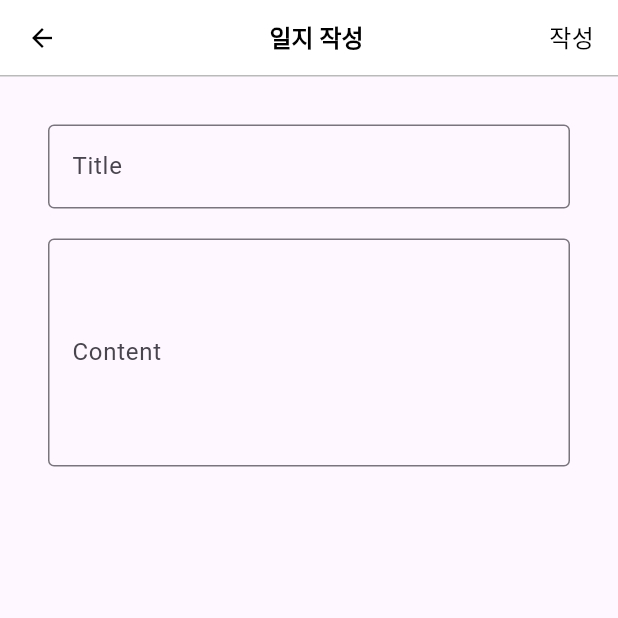
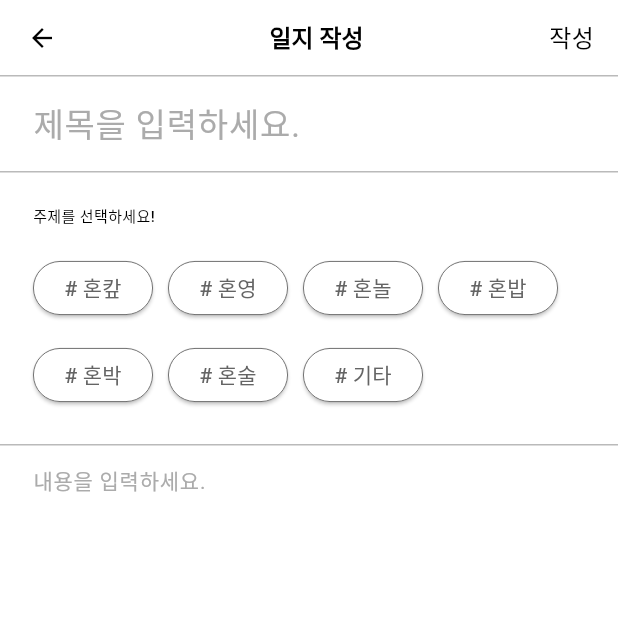
Before and after one commit to 2024yeso/Naholo, a Flutter app: the DiaryWriting screen opened directly, on a phone screen of 412 x 824 dp, the top half of it. Run offline on Flutter 3.47's test engine with Material 3 defaults, Android fonts, the phone set to English and light mode, and no system bars; our stand-ins replace firebase_auth, firebase_core, flutter_svg, fluttertoast, google_sign_in; missing offline and left inert: o3d; accounts and stored records are empty.

Commit message:
feat: something

```diff
--- a/nahollo_ysj/lib/diary/diary_comment.dart
+++ b/nahollo_ysj/lib/diary/diary_comment.dart
@@ -205,3 +205,6 @@ class DiaryComment extends StatelessWidget {
     );
   }
 }
+
+// 답글 기능 구현
+// 글쓴이 표시 구현
--- a/nahollo_ysj/lib/diary/diary_main.dart
+++ b/nahollo_ysj/lib/diary/diary_main.dart
@@ -34,14 +34,16 @@ class _DiaryMainState extends State<DiaryMain> {
       content: '생각이 많은 건 말이야\n당연히 해야 할 일이야\n나에겐 우리가 지금 1순위야\n안전한 유리병을 핑계로\n바람을 가둬 둔 것 같지만\n\n기억나? 그날의 우리가\n잡았던 그 손엔 말이야\n설레임보다 커다란 믿음이 담겨서\n난 함박웃음을 지었지만\n울음이 날 것도 같았어\n소중한 건 언제나 두려움이니까\n\n문을 열면 들리던 목소리\n너로 인해 변해있던 따뜻한 공기\n여전히 자신 없지만 안녕히\n\n저기, 사라진 별의 자리\n아스라이 하얀 빛\n한동안은 꺼내 볼 수 있을 거야\n아낌없이 반짝인 시간은\n조금씩 옅어져 가더라도\n너와 내 맘에 살아 숨 쉴테니\n\n여긴, 서로의 끝이 아닌\n새로운 길 모퉁이\n익숙함에 진심을 속이지 말자\n하나 둘 추억이 떠오르면\n많이 많이 그리워할 거야\n고마웠어요 그래도 이제는\n사건의 지평선 너머로\n\n솔직히 두렵기도 하지만\n노력은 우리에게 정답이 아니라서\n마지막 선물은 산뜻한 안녕\n\n저기, 사라진 별의 자리\n아스라이 하얀 빛\n한동안은 꺼내 볼 수 있을 거야\n아낌없이 반짝인 시간은\n조금씩 옅어져 가더라도\n너와 내맘에 살아 숨 쉴 테니\n\n여긴, 서로의 끝이 아닌\n새로운 길 모퉁이\n익숙함에 진심을 속이지 말자\n하나 둘 추억이 떠오르면\n많이 많이 그리워할 거야\n고마웠어요 그래도 이제는\n사건의 지평선 너머로\n\n저기 사라진 별의 자리 아스라이 하얀 빛\n한동안은 꺼내 볼 수 있을 거야\n아낌없이 반짝인 시간은\n조금씩 옅어져 가더라도\n너와 내 맘에 살아 숨 쉴 테니\n\n여긴, 서로의 끝이 아닌\n새로운 길 모퉁이\n익숙함에 진심을 속이지 말자\n하나 둘 추억이 떠오르면\n많이 많이 그리워할 거야\n고마웠어요 그래도 이제는\n사건의 지평선 너머로\n\n사건의 지평선 너머로',
       hot: 9,
       subscribe: true,
+      hotted: true,
     ),
     DiaryPostList(
-      author: '샐러드',
+      author: '최은서',
       createdAt: DateTime.now().subtract(Duration(days: 3)),
-      title: '자취생 꿀팁 모음',
-      content: '안녕하세요! 오늘은 여러분들을 위해 혼놀 꿀팁을 가져와봤습니다! 요즘 같은 어쩌구 저쩌구',
+      title: '권위적인 입맛',
+      content: '얼그레이 말차 캬라멜 피스타치오 크림 오트 맛있어요!',
       hot: 10,
       subscribe: true,
+      hotted: true,
     ),
   ];
 
@@ -331,6 +333,6 @@ class _DiaryMainState extends State<DiaryMain> {
 
 // 불러온 데이터를 보여주도록 코드를 수정
 
-// 불러온 데이터 중 차단한 유저가 있으면 보여주지 않도록 수정
+// 구독, 차단, 좋아요 여부 데이터 받기
 
 // 사진 여부를 판단해서 제목과 미리보기 텍스트 박스 크기를 늘릴 필요가 있음
--- a/nahollo_ysj/lib/diary/diary_writing.dart
+++ b/nahollo_ysj/lib/diary/diary_writing.dart
@@ -22,11 +22,13 @@ class _DiaryWritingState extends State<DiaryWriting> {
   @override
   Widget build(BuildContext context) {
     return Scaffold(
+      backgroundColor: Colors.white, // 페이지 배경색을 하얀색으로 설정
       appBar: AppBar(
         backgroundColor: Colors.white,
         toolbarHeight: SizeScaler.scaleSize(context, 25, 50),
         leading: IconButton(
-          icon: Icon(Icons.arrow_back, color: Colors.black, size: SizeScaler.scaleSize(context, 10, 20)),
+          icon: Icon(Icons.arrow_back,
+              color: Colors.black, size: SizeScaler.scaleSize(context, 10, 20)),
           onPressed: () {
             Navigator.pop(context);
           },
@@ -43,7 +45,8 @@ class _DiaryWritingState extends State<DiaryWriting> {
         ),
         actions: [
           Padding(
-            padding: EdgeInsets.only(right: SizeScaler.scaleSize(context, 8, 16)),
+            padding:
+                EdgeInsets.only(right: SizeScaler.scaleSize(context, 8, 16)),
             child: Center(
               child: GestureDetector(
                 onTap: () {
@@ -80,24 +83,117 @@ class _DiaryWritingState extends State<DiaryWriting> {
           ),
         ),
       ),
-      body: Padding(
-        padding: EdgeInsets.all(SizeScaler.scaleSize(context, 16, 32)),
+      body: SingleChildScrollView(
         child: Column(
           children: [
-            TextField(
-              controller: _titleController,
-              decoration: InputDecoration(
-                labelText: 'Title',
-                border: OutlineInputBorder(),
+            Padding(
+              padding: EdgeInsets.only(
+                  left: SizeScaler.scaleSize(context, 11, 22),
+                  top: SizeScaler.scaleSize(context, 3, 6),
+                  bottom: SizeScaler.scaleSize(context, 3, 6)),
+              child: TextField(
+                controller: _titleController,
+                decoration: InputDecoration(
+                  hintText: '제목을 입력하세요.',
+                  hintStyle: TextStyle(
+                      color: const Color(0xFFABABAB),
+                      fontSize: SizeScaler.scaleSize(context, 11, 22),
+                      fontWeight: FontWeight.w400),
+                  border: InputBorder.none,
+                ),
               ),
             ),
-            SizedBox(height: SizeScaler.scaleSize(context, 10, 20)),
-            TextField(
-              controller: _contentController,
-              maxLines: 5,
-              decoration: InputDecoration(
-                labelText: 'Content',
-                border: OutlineInputBorder(),
+            // 제목 입력창 아래의 구분선
+            Container(
+              color: const Color(0xFFBABABA), // 구분선 색상
+              height: SizeScaler.scaleSize(context, 0.5, 1), // 구분선 두께
+            ),
+            // 주제 선택란
+            Padding(
+              padding:
+                  EdgeInsets.all(SizeScaler.scaleSize(context, 11, 22), ),
+              child: Column(
+                crossAxisAlignment: CrossAxisAlignment.start,
+                children: [
+                  Align(
+                    alignment: Alignment.centerLeft,
+                    child: Text(
+                      '주제를 선택하세요!',
+                      style: TextStyle(
+                        fontSize: SizeScaler.scaleSize(context, 5, 10),
+                        fontWeight: FontWeight.w500,
+                        color: Colors.black,
+                      ),
+                    ),
+                  ),
+                  SizedBox(height: SizeScaler.scaleSize(context, 8, 16)),
+                  Wrap(
+                    spacing: SizeScaler.scaleSize(context, 5, 10), // 버튼 사이 간격
+                    runSpacing: SizeScaler.scaleSize(context, 5, 10), // 줄 간격
+                    children: [
+                      '# 혼캎',
+                      '# 혼영',
+                      '# 혼놀',
+                      '# 혼밥',
+                      '# 혼박',
+                      '# 혼술',
+                      '# 기타'
+                    ].map((topic) {
+                      return ElevatedButton(
+                        onPressed: () {
+                          // 버튼 클릭 시 동작
+                        },
+                        child: Text(
+                          topic,
+                          style: TextStyle(
+                            fontSize: SizeScaler.scaleSize(context, 7, 14),
+                          ),
+                        ),
+                        style: ElevatedButton.styleFrom(
+                          backgroundColor: Colors.white, // 버튼 배경색
+                          foregroundColor: Color(0xFF646464), // 버튼 텍스트 색
+                          padding: EdgeInsets.zero, // 내부 패딩 제거
+                          minimumSize: Size(
+                            SizeScaler.scaleSize(context, 40, 80), // 버튼 크기
+                            SizeScaler.scaleSize(context, 18, 36),
+                          ),
+                          shape: RoundedRectangleBorder(
+                            borderRadius: BorderRadius.circular(
+                              SizeScaler.scaleSize(context, 33, 66), // 둥글기 정도
+                            ),
+                            side: BorderSide(
+                              color: Color(0xFF646464), // 윤곽선 색상
+                              width: SizeScaler.scaleSize(context, 0.3, 0.6), // 윤곽선 두께
+                            ),
+                          ),
+                        ),
+                      );
+                    }).toList(),
+                  ),
+                ],
+              ),
+            ),
+
+            // 주제 선택란 아래의 구분선
+            Container(
+              color: const Color(0xFFBABABA), // 구분선 색상
+              height: SizeScaler.scaleSize(context, 0.5, 1), // 구분선 두께
+            ),
+            // 내용 입력 부분
+            Padding(
+              padding:
+                  EdgeInsets.only(left: SizeScaler.scaleSize(context, 11, 22)),
+              child: TextField(
+                controller: _contentController,
+                maxLines: null, // 제한 없는 줄 수
+                decoration: InputDecoration(
+                  hintText: '내용을 입력하세요.',
+                  hintStyle: TextStyle(
+                      color: const Color(0xFFABABAB),
+                      fontSize: SizeScaler.scaleSize(context, 7, 14),
+                      fontWeight: FontWeight.w400),
+                  border: InputBorder.none,
+                ),
               ),
             ),
           ],
```
Also changed, not shown: nahollo_ysj/lib/diary/diary_text.dart (+34 -24 lines).
